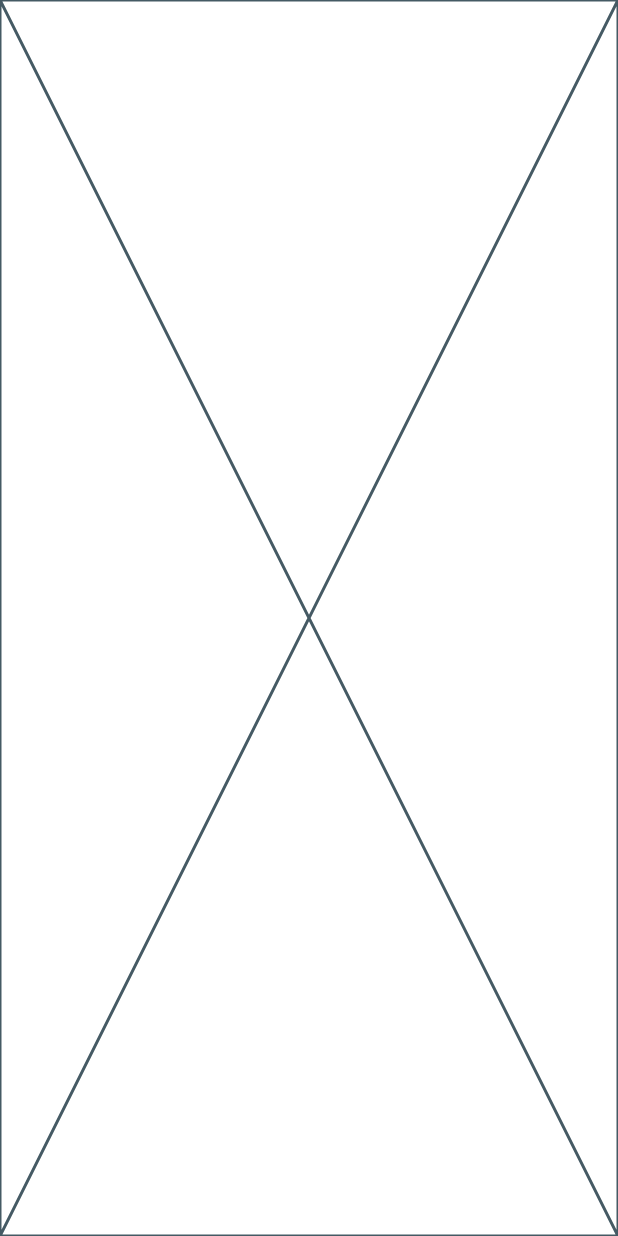
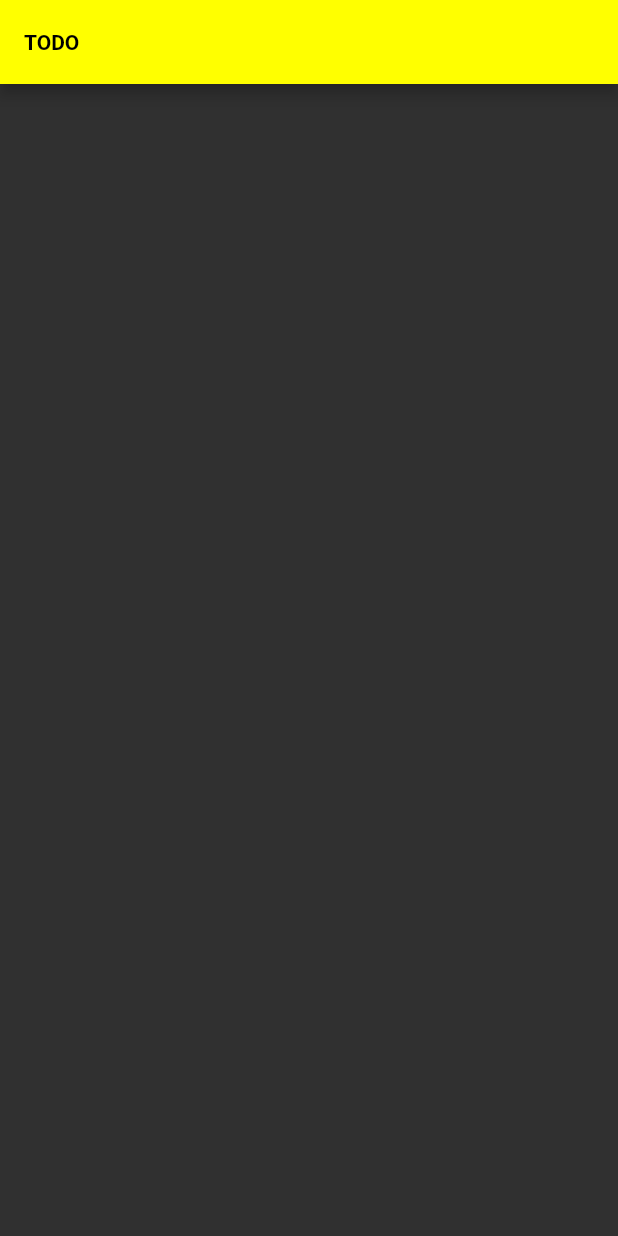
Before and after one commit to TheSanvi/todo, a Flutter app: the screen it shows after launch, on a phone screen of 412 x 824 dp. Run offline on Flutter 3.47's test engine with Material 2 defaults, Android fonts, the phone set to English and light mode, and no system bars; our stand-ins replace firebase_core; accounts and stored records are empty.

Commit message:
structure done

```diff
--- a/lib/main.dart
+++ b/lib/main.dart
@@ -1,5 +1,6 @@
 import 'package:firebase_core/firebase_core.dart';
 import 'package:flutter/material.dart';
+import 'package:todo/screens/home.dart';
 
 import 'firebase_options.dart';
 
@@ -18,6 +19,10 @@ class MyApp extends StatelessWidget {
 
   @override
   Widget build(BuildContext context) {
-    return const Placeholder();
+    return MaterialApp(
+      debugShowCheckedModeBanner: false,
+      theme: ThemeData(brightness: Brightness.dark,primaryColor:Colors.yellowAccent, ),
+      home: Home(),
+    );
   }
 }
--- /dev/null
+++ b/lib/screens/home.dart
@@ -0,0 +1,17 @@
+import 'package:flutter/material.dart';
+
+class Home extends StatefulWidget {
+  const Home({super.key});
+
+  @override
+  State<Home> createState() => _HomeState();
+}
+
+class _HomeState extends State<Home> {
+  @override
+  Widget build(BuildContext context) {
+    return Scaffold(
+      appBar: AppBar(title: Text("TODO"),backgroundColor: Colors.yellowAccent,titleTextStyle: TextStyle(color: Colors.black,fontWeight: FontWeight.bold),),
+    );
+  }
+}
```
